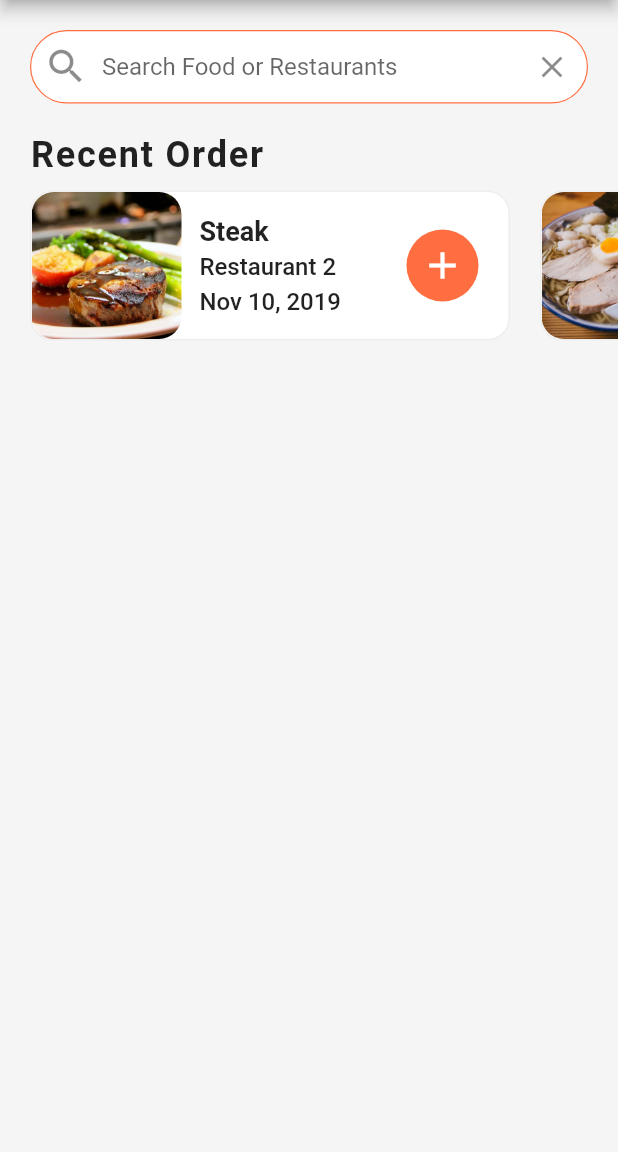
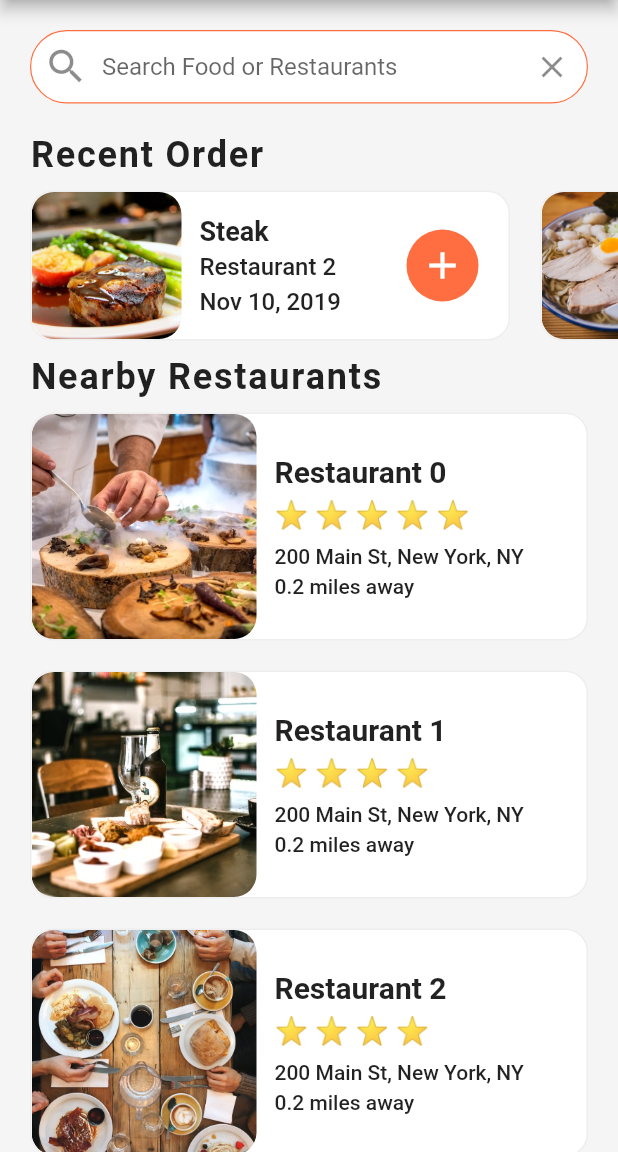
Before and after one commit to hashemsh/food-delivery-app-flutter-ui, a Flutter app: the screen it shows after launch, on a phone screen of 412 x 824 dp, the part 84-1236 px from its top. Run offline on Flutter 3.47's test engine with Material 2 defaults, Android fonts, the phone set to English and light mode, and no system bars.

Commit message:
nearbyresturant ListView

```diff
--- a/lib/screens/home_screen.dart
+++ b/lib/screens/home_screen.dart
@@ -1,6 +1,9 @@
 import 'package:flutter/material.dart';
 import 'package:food_delivery_app/data/data.dart';
+import 'package:food_delivery_app/models/restaurant.dart';
 import 'package:food_delivery_app/widgets/recent_orders.dart';
+
+import '../widgets/rating_stars.dart';
 
 class HomeScreen extends StatefulWidget {
   const HomeScreen({super.key});
@@ -10,6 +13,85 @@ class HomeScreen extends StatefulWidget {
 }
 
 class _HomeScreenState extends State<HomeScreen> {
+  _buildRestaurants() {
+    List<Widget> restaurantList = [];
+    restaurants.forEach(
+      (Restaurant restaurant) {
+        restaurantList.add(
+          Container(
+            margin: EdgeInsets.symmetric(
+              horizontal: 20.0,
+              vertical: 10.0,
+            ),
+            decoration: BoxDecoration(
+              color: Colors.white,
+              borderRadius: BorderRadius.circular(15.0),
+              border: Border.all(width: 1.0, color: Colors.grey.shade200),
+            ),
+            child: Row(
+              children: [
+                ClipRRect(
+                  borderRadius: BorderRadius.circular(15.0),
+                  child: Image(
+                    width: 150.0,
+                    height: 150.0,
+                    image: AssetImage(restaurant.imageUrl),
+                    fit: BoxFit.cover,
+                  ),
+                ),
+                Expanded(
+                  child: Container(
+                    margin: EdgeInsets.all(12.0),
+                    child: Column(
+                        crossAxisAlignment: CrossAxisAlignment.start,
+                        mainAxisAlignment: MainAxisAlignment.center,
+                        children: [
+                          Text(
+                            restaurant.name,
+                            style: TextStyle(
+                              fontSize: 20.0,
+                              fontWeight: FontWeight.bold,
+                            ),
+                            overflow: TextOverflow.ellipsis,
+                          ),
+                          SizedBox(
+                            height: 6.0,
+                          ),
+                          RatingStars(restaurant.rating),
+                          SizedBox(
+                            height: 10.0,
+                          ),
+                          Text(
+                            restaurant.address,
+                            style: TextStyle(
+                              fontSize: 14.0,
+                              fontWeight: FontWeight.w500,
+                            ),
+                            overflow: TextOverflow.ellipsis,
+                          ),
+                          SizedBox(
+                            height: 4.0,
+                          ),
+                          Text(
+                            '0.2 miles away',
+                            style: TextStyle(
+                              fontSize: 14.0,
+                              fontWeight: FontWeight.w500,
+                            ),
+                            overflow: TextOverflow.ellipsis,
+                          ),
+                        ]),
+                  ),
+                )
+              ],
+            ),
+          ),
+        );
+      },
+    );
+    return Column(children: restaurantList);
+  }
+
   @override
   Widget build(BuildContext context) {
     return Scaffold(
@@ -33,6 +115,7 @@ class _HomeScreenState extends State<HomeScreen> {
         ],
       ),
       body: ListView(
+        physics: BouncingScrollPhysics(),
         children: <Widget>[
           Padding(
             padding: const EdgeInsets.all(20.0),
@@ -64,6 +147,22 @@ class _HomeScreenState extends State<HomeScreen> {
             ),
           ),
           RecentOrders(),
+          Column(
+            crossAxisAlignment: CrossAxisAlignment.start,
+            children: [
+              Padding(
+                padding: const EdgeInsets.symmetric(horizontal: 20.0),
+                child: Text(
+                  'Nearby Restaurants',
+                  style: TextStyle(
+                      fontSize: 24.0,
+                      fontWeight: FontWeight.w600,
+                      letterSpacing: 1.2),
+                ),
+              ),
+              _buildRestaurants(),
+            ],
+          )
         ],
       ),
     );
--- /dev/null
+++ b/lib/widgets/rating_stars.dart
@@ -0,0 +1,19 @@
+import 'package:flutter/material.dart';
+
+class RatingStars extends StatelessWidget {
+  final int rating;
+  RatingStars(this.rating);
+
+  @override
+  Widget build(BuildContext context) {
+    String stars = '';
+    for (int i = 0; i < rating; i++) {
+      stars += '⭐ ';
+    }
+    stars.trim();
+    return Text(
+      stars,
+      style: TextStyle(fontSize: 18.0),
+    );
+  }
+}
```
